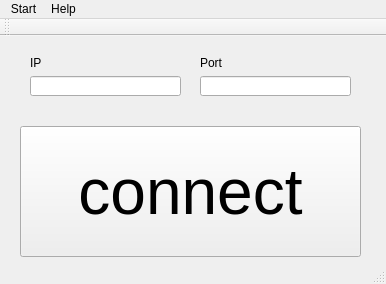
The window that GUI/Gui-RoombaV1.0/roomba.ui (K-4U/ese_project4y5) describes before a commit, drawn with Qt 5.
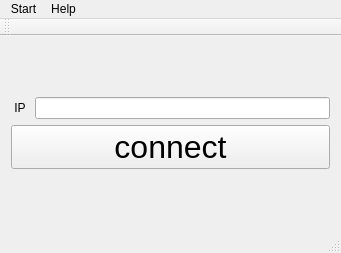
The same window after the commit.

The edit to the form file:
```diff
--- a/GUI/Gui-RoombaV1.0/roomba.ui
+++ b/GUI/Gui-RoombaV1.0/roomba.ui
@@ -6,85 +6,57 @@
    <rect>
     <x>0</x>
     <y>0</y>
-    <width>386</width>
-    <height>284</height>
+    <width>341</width>
+    <height>253</height>
    </rect>
   </property>
   <property name="windowTitle">
    <string>Roomba</string>
   </property>
   <widget class="QWidget" name="centralWidget">
-   <widget class="QPushButton" name="pbConnect">
-    <property name="geometry">
-     <rect>
-      <x>20</x>
-      <y>90</y>
-      <width>341</width>
-      <height>131</height>
-     </rect>
-    </property>
-    <property name="font">
-     <font>
-      <pointsize>48</pointsize>
-     </font>
-    </property>
-    <property name="text">
-     <string>connect</string>
-    </property>
-   </widget>
-   <widget class="QLineEdit" name="leIP">
-    <property name="geometry">
-     <rect>
-      <x>30</x>
-      <y>40</y>
-      <width>151</width>
-      <height>20</height>
-     </rect>
-    </property>
-   </widget>
-   <widget class="QLineEdit" name="lePort">
-    <property name="geometry">
-     <rect>
-      <x>200</x>
-      <y>40</y>
-      <width>151</width>
-      <height>20</height>
-     </rect>
-    </property>
-   </widget>
-   <widget class="QLabel" name="label">
-    <property name="geometry">
-     <rect>
-      <x>30</x>
-      <y>20</y>
-      <width>46</width>
-      <height>13</height>
-     </rect>
-    </property>
-    <property name="text">
-     <string>IP</string>
-    </property>
-   </widget>
-   <widget class="QLabel" name="label_2">
-    <property name="geometry">
-     <rect>
-      <x>200</x>
-      <y>20</y>
-      <width>46</width>
-      <height>13</height>
-     </rect>
-    </property>
-    <property name="text">
-     <string>Port</string>
-    </property>
-   </widget>
+   <layout class="QVBoxLayout" name="verticalLayout_2">
+    <item>
+     <layout class="QVBoxLayout" name="verticalLayout">
+      <item>
+       <layout class="QHBoxLayout" name="horizontalLayout">
+        <item>
+         <widget class="QLabel" name="label">
+          <property name="text">
+           <string> IP </string>
+          </property>
+         </widget>
+        </item>
+        <item>
+         <widget class="QLineEdit" name="leIP"/>
+        </item>
+       </layout>
+      </item>
+      <item>
+       <widget class="QPushButton" name="pbConnect">
+        <property name="font">
+         <font>
+          <pointsize>24</pointsize>
+         </font>
+        </property>
+        <property name="text">
+         <string>connect</string>
+        </property>
+       </widget>
+      </item>
+     </layout>
+    </item>
+   </layout>
+   <zorder>pbConnect</zorder>
+   <zorder>leIP</zorder>
+   <zorder>label</zorder>
+   <zorder>leIP</zorder>
   </widget>
   <widget class="QMenuBar" name="menuBar">
    <property name="geometry">
     <rect>
      <x>0</x>
      <y>0</y>
-     <width>386</width>
+     <width>341</width>
      <height>21</height>
     </rect>
    </property>
@@ -106,7 +78,7 @@
     <enum>TopToolBarArea</enum>
    </attribute>
    <attribute name="toolBarBreak">
-    <bool>false</bool>
+    <bool>true</bool>
    </attribute>
   </widget>
   <widget class="QStatusBar" name="statusBar"/>
```
